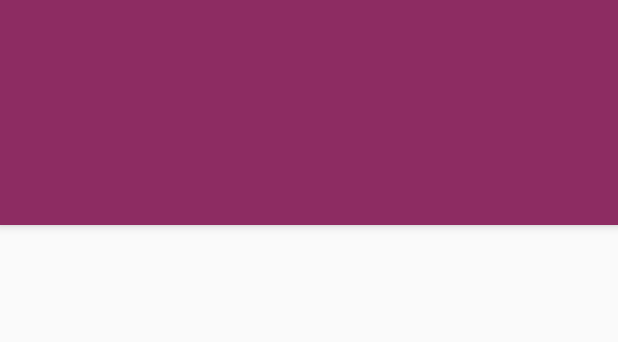
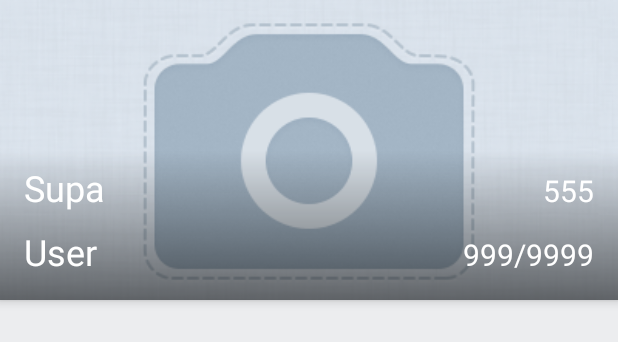
Before and after one commit to doubletapp/izjuminka-android, an Android app: the layout fragment_profile.xml on its own in the app's theme, with its tools: preview values and no code run, on a phone screen of 412 x 824 dp. Shown: the top 342 px of the screen. Run offline under Robolectric (Android 15) with nearby library versions, the phone set to English and light mode, and no system bars.

Commit message:
Profile header layout

```diff
--- /dev/null
+++ b/Izjuminka/app/src/main/res/drawable/black_gradient.xml
@@ -0,0 +1,10 @@
+<?xml version="1.0" encoding="utf-8"?>
+<shape
+    xmlns:android="http://schemas.android.com/apk/res/android"
+    android:shape="rectangle">
+    <gradient
+        android:startColor="@android:color/transparent"
+        android:endColor="@color/colorSemiBlack"
+        android:angle="270">
+    </gradient>
+</shape>
--- a/Izjuminka/app/src/main/res/layout/fragment_profile.xml
+++ b/Izjuminka/app/src/main/res/layout/fragment_profile.xml
@@ -7,18 +7,78 @@
     android:layout_height="match_parent">
     <android.support.design.widget.AppBarLayout
         android:layout_width="match_parent"
-        android:layout_height="150dp">
+        android:layout_height="200dp">
 
         <android.support.design.widget.CollapsingToolbarLayout
             android:layout_width="match_parent"
             android:layout_height="match_parent">
+
+            <RelativeLayout
+                android:layout_width="match_parent"
+                android:layout_height="match_parent">
+
                 <ImageView
                     android:id="@+id/main.backdrop"
                     android:layout_width="match_parent"
                     android:layout_height="match_parent"
                     android:scaleType="centerCrop"
+                    android:src="@drawable/default_profile_avatar"
                     app:layout_collapseMode="parallax"
                     />
+
+                <ImageView
+                    android:layout_width="match_parent"
+                    android:layout_height="100dp"
+                    android:layout_alignParentBottom="true"
+                    android:background="@drawable/black_gradient"/>
+
+                <LinearLayout
+                    android:layout_margin="16dp"
+                    android:layout_width="match_parent"
+                    android:layout_height="wrap_content"
+                    android:layout_alignParentBottom="true"
+                    android:orientation="vertical">
+
+                    <LinearLayout
+                        android:layout_width="match_parent"
+                        android:layout_height="wrap_content"
+                        android:layout_marginBottom="10dp">
+                        <TextView
+                            android:layout_width="0dp"
+                            android:layout_height="wrap_content"
+                            android:layout_weight="1"
+                            android:text="Supa"
+                            android:textColor="@android:color/white"
+                            android:textSize="24sp"/>
+                        <TextView
+                            android:layout_width="wrap_content"
+                            android:layout_height="wrap_content"
+                            android:textColor="@android:color/white"
+                            android:text="555"
+                            android:textSize="20sp"/>
+                    </LinearLayout>
+
+                    <LinearLayout
+                        android:layout_width="match_parent"
+                        android:layout_height="wrap_content">
+                        <TextView
+                            android:layout_width="0dp"
+                            android:layout_height="wrap_content"
+                            android:layout_weight="1"
+                            android:textColor="@android:color/white"
+                            android:textSize="24sp"
+                            android:text="User"/>
+                        <TextView
+                            android:layout_width="wrap_content"
+                            android:layout_height="wrap_content"
+                            android:textColor="@android:color/white"
+                            android:textSize="20sp"
+                            android:text="999/9999"/>
+                    </LinearLayout>
+
+                </LinearLayout>
+
+            </RelativeLayout>
 
             <android.support.v7.widget.Toolbar
                 android:id="@+id/main.toolbar"
@@ -35,6 +95,7 @@
     <android.support.v4.widget.NestedScrollView
         android:layout_width="match_parent"
         android:layout_height="match_parent"
+        android:background="@color/colorAccent"
         app:layout_behavior="@string/appbar_scrolling_view_behavior">
 
     </android.support.v4.widget.NestedScrollView>
--- a/Izjuminka/app/src/main/res/values/colors.xml
+++ b/Izjuminka/app/src/main/res/values/colors.xml
@@ -3,4 +3,5 @@
     <color name="colorPrimary">#8d2c62</color>
     <color name="colorPrimaryDark">#5A002F</color>
     <color name="colorAccent">#ecedef</color>
+    <color name="colorSemiBlack">#8F000000</color>
 </resources>
--- a/Izjuminka/build.gradle
+++ b/Izjuminka/build.gradle
@@ -6,6 +6,7 @@ buildscript {
     }
     dependencies {
         classpath 'com.android.tools.build:gradle:2.3.3'
+        classpath 'me.tatarka:gradle-retrolambda:3.6.1'
 
         // NOTE: Do not place your application dependencies here; they belong
         // in the individual module build.gradle files
```
Also changed, not shown: Izjuminka/app/build.gradle (+7 -0 lines), Izjuminka/app/src/main/java/ru/doubletapp/android/izjuminka/view/MainActivity.java (+24 -1 lines), Izjuminka/app/src/main/res/layout/activity_main.xml (+5 -4 lines), Izjuminka/app/src/main/res/drawable-nodpi/default_profile_avatar.png (added). Lines whose indentation alone changed are shown as unchanged.
